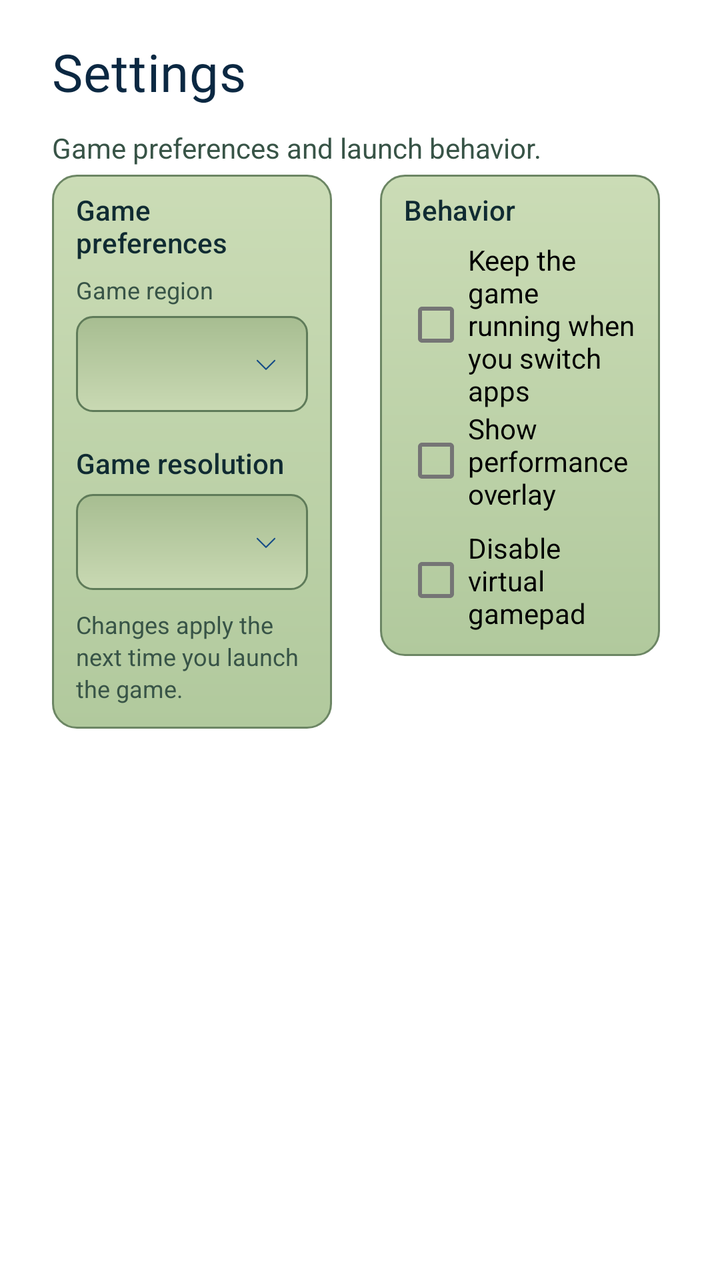
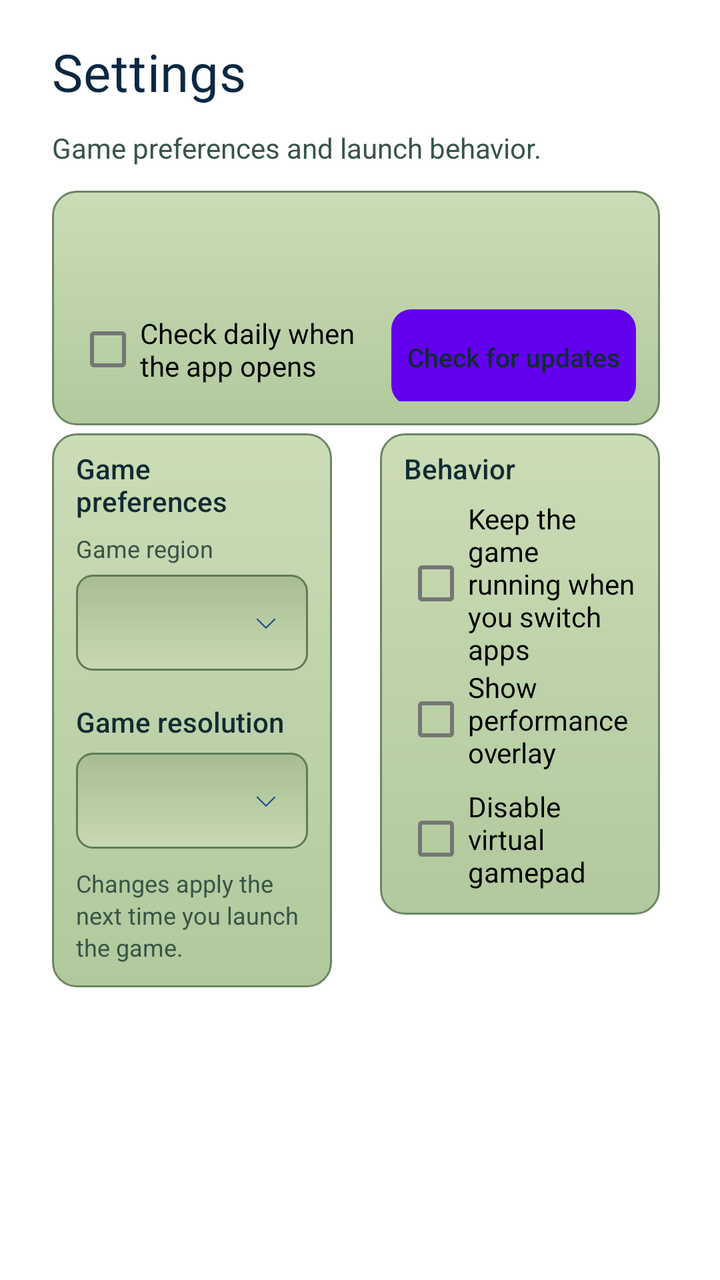

An Android layout rendered at two revisions. The XML below is the earlier revision; the diff shows what the commit changed to produce the second picture.
<!-- AndroidManifest.xml: fallback theme Theme.MaterialComponents.DayNight.NoActionBar -->
<!-- res/layout/fragment_wehavephones_settings.xml -->
<?xml version="1.0" encoding="utf-8"?>
<ScrollView
    xmlns:android="http://schemas.android.com/apk/res/android"
    android:layout_width="match_parent"
    android:layout_height="match_parent"
    android:scrollbars="vertical"
    android:scrollbarStyle="insideInset">
    <LinearLayout
        android:layout_width="match_parent"
        android:layout_height="wrap_content"
        android:orientation="vertical"
        android:paddingLeft="26dp"
        android:paddingRight="26dp"
        android:paddingTop="22dp"
        android:paddingBottom="12dp">
        <TextView
            style="@style/WeHavePhonesScreenTitle"
            android:text="@string/wehavephones_settings_title"
            android:textColor="@color/wehavephones_text_title"
            android:textSize="26sp" />
        <TextView
            style="@style/WeHavePhonesHint"
            android:layout_marginTop="6dp"
            android:text="@string/wehavephones_settings_intro"
            android:textSize="14sp" />
        <LinearLayout
            android:layout_width="match_parent"
            android:layout_height="wrap_content"
            android:orientation="horizontal"
            android:baselineAligned="false"
            android:layout_marginTop="4dp">
            <LinearLayout
                android:layout_width="0dp"
                android:layout_height="wrap_content"
                android:layout_weight="1"
                android:layout_marginRight="12dp"
                android:orientation="vertical"
                android:background="@drawable/wehavephones_card_background"
                android:paddingLeft="12dp"
                android:paddingRight="12dp"
                android:paddingTop="8dp"
                android:paddingBottom="12dp">
                <TextView
                    style="@style/WeHavePhonesSectionLabel"
                    android:layout_marginTop="0dp"
                    android:text="@string/wehavephones_settings_game_preferences" />
                <TextView
                    style="@style/WeHavePhonesHint"
                    android:text="@string/wehavephones_setup_region"
                    android:layout_marginBottom="5dp" />
                <Spinner
                    android:id="@+id/SPSettingsRegion"
                    android:layout_width="match_parent"
                    android:layout_height="48dp"
                    android:background="@drawable/wehavephones_dropdown"
                    android:contentDescription="@string/wehavephones_setup_region" />
                <TextView
                    style="@style/WeHavePhonesSectionLabel"
                    android:text="@string/wehavephones_settings_resolution_title" />
                <Spinner
                    android:id="@+id/SPGameResolution"
                    android:layout_width="match_parent"
                    android:layout_height="48dp"
                    android:background="@drawable/wehavephones_dropdown"
                    android:contentDescription="@string/wehavephones_settings_resolution_title" />
                <TextView
                    style="@style/WeHavePhonesHint"
                    android:layout_marginTop="9dp"
                    android:text="@string/wehavephones_settings_region_hint" />
            </LinearLayout>
            <LinearLayout
                android:layout_width="0dp"
                android:layout_height="wrap_content"
                android:layout_weight="1"
                android:layout_marginLeft="12dp"
                android:orientation="vertical"
                android:background="@drawable/wehavephones_card_background"
                android:paddingLeft="12dp"
                android:paddingRight="12dp"
                android:paddingTop="8dp"
                android:paddingBottom="12dp">
                <TextView
                    style="@style/WeHavePhonesSectionLabel"
                    android:layout_marginTop="0dp"
                    android:text="@string/wehavephones_settings_behavior_title" />
                <CheckBox
                    android:id="@+id/CBKeepRunningInBackground"
                    android:layout_width="match_parent"
                    android:layout_height="wrap_content"
                    android:text="@string/wehavephones_settings_keep_running" />
                <CheckBox
                    android:id="@+id/CBPerformanceOverlay"
                    android:layout_width="match_parent"
                    android:layout_height="wrap_content"
                    android:text="@string/wehavephones_settings_performance_overlay" />
                <CheckBox
                    android:id="@+id/CBDisableVirtualGamepad"
                    android:layout_width="match_parent"
                    android:layout_height="wrap_content"
                    android:layout_marginTop="8dp"
                    android:text="@string/wehavephones_settings_disable_virtual_gamepad" />
            </LinearLayout>
        </LinearLayout>
    </LinearLayout>
</ScrollView>
<!-- resources referenced by this layout -->
<resources>
  <!-- unchanged entries left out for length: 22 -->
</resources>

<!-- the commit's change to res/layout/fragment_wehavephones_settings.xml (unified diff, before → after) -->
@@ -23,6 +23,37 @@
             android:layout_marginTop="6dp"
             android:text="@string/wehavephones_settings_intro"
             android:textSize="14sp" />
+        <LinearLayout
+            android:layout_width="match_parent"
+            android:layout_height="wrap_content"
+            android:layout_marginTop="12dp"
+            android:orientation="vertical"
+            android:background="@drawable/wehavephones_card_background"
+            android:padding="12dp">
+            <TextView
+                android:id="@+id/TVAppUpdateVersion"
+                style="@style/WeHavePhonesSectionLabel"
+                android:layout_marginTop="0dp" />
+            <TextView
+                android:id="@+id/TVAppUpdateHint"
+                style="@style/WeHavePhonesHint" />
+            <LinearLayout
+                android:layout_width="match_parent"
+                android:layout_height="wrap_content"
+                android:orientation="horizontal"
+                android:gravity="center_vertical">
+                <CheckBox
+                    android:id="@+id/CBAutomaticAppUpdates"
+                    android:layout_width="0dp"
+                    android:layout_height="wrap_content"
+                    android:layout_weight="1"
+                    android:text="@string/wehavephones_update_automatic" />
+                <Button
+                    android:id="@+id/BTCheckAppUpdates"
+                    style="@style/WeHavePhonesButtonSmall"
+                    android:text="@string/wehavephones_update_check" />
+            </LinearLayout>
+        </LinearLayout>
         <LinearLayout
             android:layout_width="match_parent"
             android:layout_height="wrap_content"
<!-- resource entries referenced after the edit -->
@@ -1,5 +1,132 @@
 <!-- resources referenced by this layout -->
 <resources>
+  <string name="wehavephones_update_automatic">Check daily when the app opens</string>
+  <string name="wehavephones_update_check">Check for updates</string>
+  <style name="WeHavePhonesButtonSmall">
+          <item name="android:fontFamily">sans-serif-medium</item>
+          <item name="android:layout_width">wrap_content</item>
+          <item name="android:layout_height">48dp</item>
+          <item name="android:background">@drawable/wehavephones_button_outline</item>
+          <item name="android:textColor">@color/wehavephones_text</item>
+          <item name="android:textSize">13sp</item>
+          <item name="android:textAllCaps">false</item>
+          <item name="android:minWidth">0dp</item>
+          <item name="android:paddingLeft">8dp</item>
+          <item name="android:paddingRight">8dp</item>
+          <item name="android:stateListAnimator">@null</item>
+          <item name="android:layout_marginTop">4dp</item>
+          <item name="android:letterSpacing">0</item>
+          <item name="android:backgroundTint">@null</item>
+      </style>
+  <!-- drawable wehavephones_button_outline (drawable) -->
+  <?xml version="1.0" encoding="utf-8"?>
+  <selector
+      xmlns:android="http://schemas.android.com/apk/res/android">
+      <item
+          android:state_enabled="false"
+          android:drawable="@drawable/wehavephones_button_outline_disabled" />
+      <item
+          android:state_pressed="true"
+          android:drawable="@drawable/wehavephones_button_outline_pressed" />
+      <item
+          android:drawable="@drawable/wehavephones_button_outline_normal" />
+  </selector>
+  <!-- drawable wehavephones_button_outline_disabled (drawable) -->
+  <?xml version="1.0" encoding="utf-8"?>
+  <layer-list
+      xmlns:android="http://schemas.android.com/apk/res/android">
+      <item>
+          <shape
+              android:shape="rectangle">
+              <corners
+                  android:radius="10dp" />
+              <solid
+                  android:color="#06162D" />
+          </shape>
+      </item>
+      <item
+          android:left="1dp"
+          android:top="1dp"
+          android:right="1dp"
+          android:bottom="3dp">
+          <shape
+              android:shape="rectangle">
+              <corners
+                  android:radius="9dp" />
+              <gradient
+                  android:angle="270"
+                  android:startColor="#A5B5B8"
+                  android:endColor="#899CA1" />
+              <stroke
+                  android:width="1dp"
+                  android:color="#61777C" />
+          </shape>
+      </item>
+  </layer-list>
+  <!-- drawable wehavephones_button_outline_pressed (drawable) -->
+  <?xml version="1.0" encoding="utf-8"?>
+  <layer-list
+      xmlns:android="http://schemas.android.com/apk/res/android">
+      <item>
+          <shape
+              android:shape="rectangle">
+              <corners
+                  android:radius="10dp" />
+              <solid
+                  android:color="#06162D" />
+          </shape>
+      </item>
+      <item
+          android:left="1dp"
+          android:top="1dp"
+          android:right="1dp"
+          android:bottom="3dp">
+          <shape
+              android:shape="rectangle">
+              <corners
+                  android:radius="9dp" />
+              <gradient
+                  android:angle="270"
+                  android:startColor="#A3B5C8"
+                  android:endColor="#D4DEE7" />
+              <stroke
+                  android:width="1dp"
+                  android:color="#406887" />
+          </shape>
+      </item>
+  </layer-list>
+  <!-- drawable wehavephones_button_outline_normal (drawable) -->
+  <?xml version="1.0" encoding="utf-8"?>
+  <layer-list
+      xmlns:android="http://schemas.android.com/apk/res/android">
+      <item>
+          <shape
+              android:shape="rectangle">
+              <corners
+                  android:radius="10dp" />
+              <solid
+                  android:color="#06162D" />
+          </shape>
+      </item>
+      <item
+          android:left="1dp"
+          android:top="1dp"
+          android:right="1dp"
+          android:bottom="3dp">
+          <shape
+              android:shape="rectangle">
+              <corners
+                  android:radius="9dp" />
+              <gradient
+                  android:angle="270"
+                  android:startColor="#F0F4F8"
+                  android:endColor="#ABBBCD" />
+              <stroke
+                  android:width="1dp"
+                  android:color="#74889F" />
+          </shape>
+      </item>
+  </layer-list>
   <!-- unchanged entries left out for length: 22 -->
 </resources>
 
